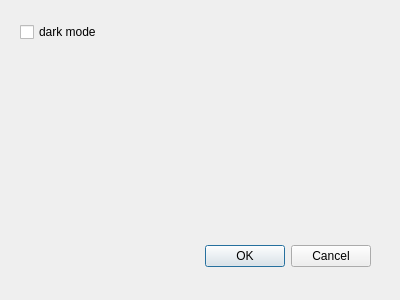
Old version of the form UI/optionsdialog.ui in the repository Gawdamn/chiffrement_AES.
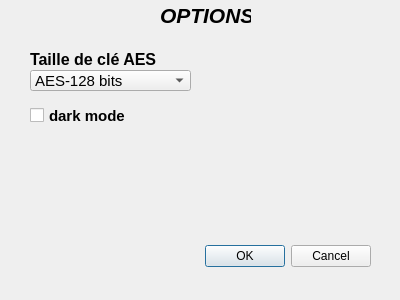
New version of the form.

Commit message: ajout du choix de la taille de la clé AES utilisée pour le chiffrement/déchiffrement dans la pop-up des options. Porblème de fonctionnalité au déchiffrement avec les clés 192 et 128 (j'ai le msg d'erreur : mauvais mdp ou données corrompues).

The edit to the form file:
```diff
--- a/UI/optionsdialog.ui
+++ b/UI/optionsdialog.ui
@@ -32,14 +32,121 @@
   <widget class="QCheckBox" name="darkModeCheckBox">
    <property name="geometry">
     <rect>
-     <x>20</x>
-     <y>20</y>
-     <width>84</width>
-     <height>24</height>
+     <x>30</x>
+     <y>100</y>
+     <width>101</width>
+     <height>31</height>
     </rect>
    </property>
+   <property name="sizePolicy">
+    <sizepolicy hsizetype="Minimum" vsizetype="Fixed">
+     <horstretch>0</horstretch>
+     <verstretch>0</verstretch>
+    </sizepolicy>
+   </property>
+   <property name="font">
+    <font>
+     <pointsize>11</pointsize>
+     <bold>true</bold>
+     <kerning>true</kerning>
+    </font>
+   </property>
+   <property name="autoFillBackground">
+    <bool>false</bool>
+   </property>
    <property name="text">
     <string>dark mode</string>
+   </property>
+   <property name="iconSize">
+    <size>
+     <width>25</width>
+     <height>25</height>
+    </size>
+   </property>
+   <property name="tristate">
+    <bool>false</bool>
+   </property>
+  </widget>
+  <widget class="QComboBox" name="keySizeComboBox">
+   <property name="geometry">
+    <rect>
+     <x>30</x>
+     <y>70</y>
+     <width>161</width>
+     <height>21</height>
+    </rect>
+   </property>
+   <property name="font">
+    <font>
+     <pointsize>11</pointsize>
+    </font>
+   </property>
+   <property name="editable">
+    <bool>false</bool>
+   </property>
+   <property name="maxVisibleItems">
+    <number>5</number>
+   </property>
+   <property name="sizeAdjustPolicy">
+    <enum>QComboBox::AdjustToMinimumContentsLengthWithIcon</enum>
+   </property>
+   <property name="duplicatesEnabled">
+    <bool>false</bool>
+   </property>
+   <item>
+    <property name="text">
+     <string>AES-128 bits</string>
+    </property>
+   </item>
+   <item>
+    <property name="text">
+     <string>AES-192 bits</string>
+    </property>
+   </item>
+   <item>
+    <property name="text">
+     <string>AES-256 bits</string>
+    </property>
+   </item>
+  </widget>
+  <widget class="QLabel" name="label">
+   <property name="geometry">
+    <rect>
+     <x>30</x>
+     <y>50</y>
+     <width>131</width>
+     <height>18</height>
+    </rect>
+   </property>
+   <property name="font">
+    <font>
+     <pointsize>12</pointsize>
+     <bold>true</bold>
+    </font>
+   </property>
+   <property name="text">
+    <string>Taille de clé AES</string>
+   </property>
+  </widget>
+  <widget class="QLabel" name="Titre">
+   <property name="geometry">
+    <rect>
+     <x>160</x>
+     <y>0</y>
+     <width>91</width>
+     <height>31</height>
+    </rect>
+   </property>
+   <property name="font">
+    <font>
+     <pointsize>16</pointsize>
+     <italic>true</italic>
+     <bold>true</bold>
+     <underline>false</underline>
+    </font>
+   </property>
+   <property name="text">
+    <string>OPTIONS</string>
    </property>
   </widget>
  </widget>
```
The commit also changes 4 other files.
